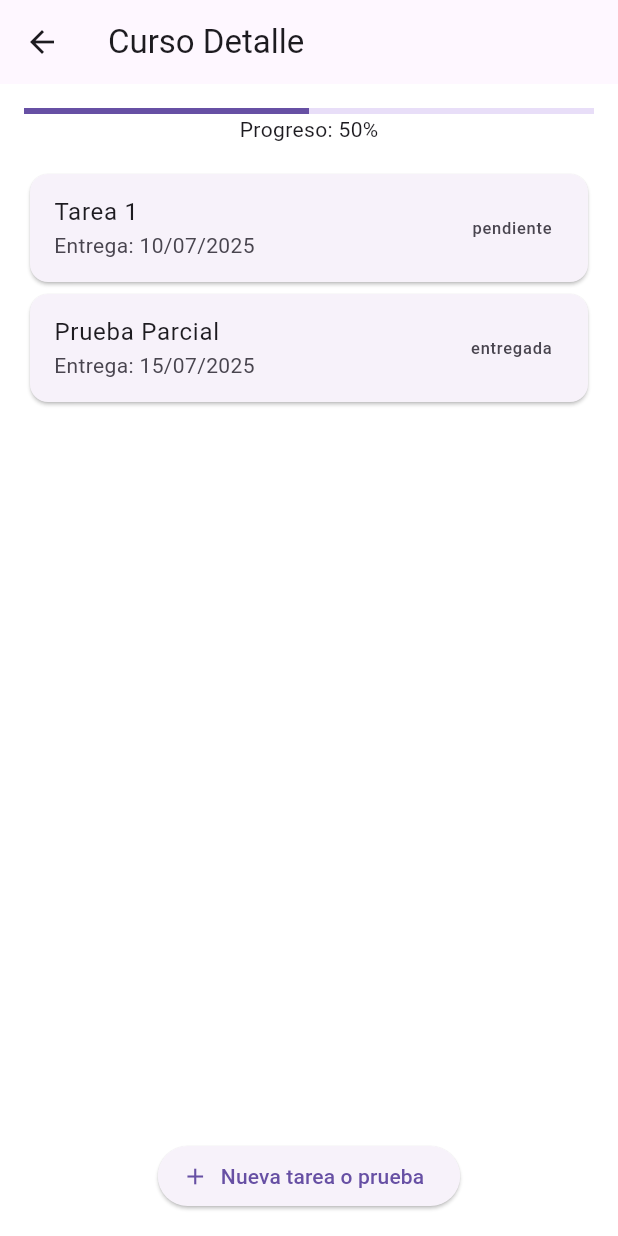
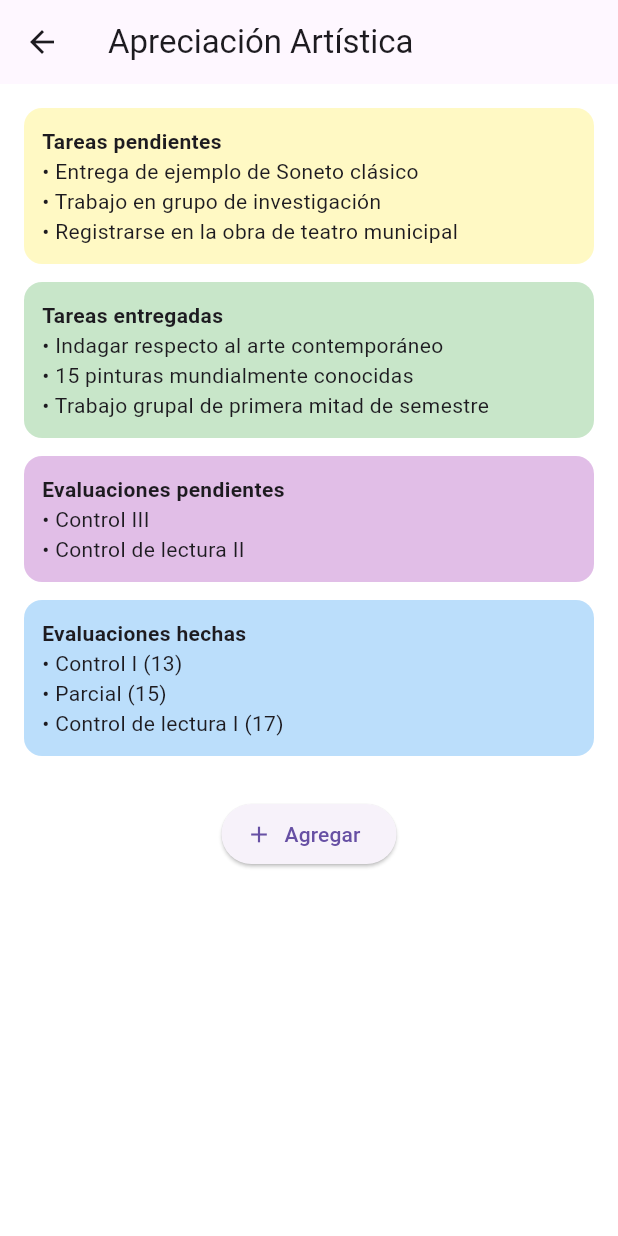
Before and after one commit to Mathortas/MyucspMobile, a Flutter app: the CursoDetalleScreen screen opened directly, on a phone screen of 412 x 824 dp. Run offline on Flutter 3.47's test engine with Material 3 defaults, Android fonts, the phone set to English and light mode, and no system bars.

Commit message:
Diseño de la app antes tras conectar la base de datos (OJO: Muestra todos los cursos, no es selectivo)

```diff
--- a/lib/main.dart
+++ b/lib/main.dart
@@ -6,6 +6,8 @@ void main() {
 }
 
 class MyUCSPApp extends StatelessWidget {
+  const MyUCSPApp({super.key});
+
   @override
   Widget build(BuildContext context) {
     return MaterialApp(
--- a/lib/screens/curso_detalle_screen.dart
+++ b/lib/screens/curso_detalle_screen.dart
@@ -2,50 +2,70 @@ import 'package:flutter/material.dart';
 import 'add_tarea_screen.dart';
 
 class CursoDetalleScreen extends StatelessWidget {
-  final tareas = [
-    {'nombre': 'Tarea 1', 'fecha': '10/07/2025', 'estado': 'pendiente'},
-    {'nombre': 'Prueba Parcial', 'fecha': '15/07/2025', 'estado': 'entregada'},
+  final pendientes = [
+    'Entrega de ejemplo de Soneto clásico',
+    'Trabajo en grupo de investigación',
+    'Registrarse en la obra de teatro municipal',
+  ];
+  final entregadas = [
+    'Indagar respecto al arte contemporáneo',
+    '15 pinturas mundialmente conocidas',
+    'Trabajo grupal de primera mitad de semestre',
+  ];
+  final evalPend = [
+    'Control III',
+    'Control de lectura II',
+  ];
+  final evalHechas = [
+    'Control I (13)',
+    'Parcial (15)',
+    'Control de lectura I (17)',
   ];
 
   @override
   Widget build(BuildContext context) {
-    final entregadas = tareas.where((t) => t['estado'] == 'entregada').length;
-    final progreso = (entregadas / tareas.length * 100).round();
-
     return Scaffold(
-      appBar: AppBar(title: Text("Curso Detalle")),
+      appBar: AppBar(title: Text('Apreciación Artística')),
       body: Padding(
-        padding: const EdgeInsets.all(16.0),
+        padding: EdgeInsets.all(16),
         child: Column(
           children: [
-            LinearProgressIndicator(value: progreso / 100),
-            Text("Progreso: $progreso%"),
+            _buildSection('Tareas pendientes', pendientes, Colors.yellow[100]!),
+            _buildSection('Tareas entregadas', entregadas, Colors.green[100]!),
+            _buildSection('Evaluaciones pendientes', evalPend, Colors.purple[100]!),
+            _buildSection('Evaluaciones hechas', evalHechas, Colors.blue[100]!),
             SizedBox(height: 16),
-            Expanded(
-              child: ListView.builder(
-                itemCount: tareas.length,
-                itemBuilder: (context, index) {
-                  final tarea = tareas[index];
-                  return Card(
-                    child: ListTile(
-                      title: Text(tarea['nombre']!),
-                      subtitle: Text("Entrega: ${tarea['fecha']}"),
-                      trailing: Text(tarea['estado']!),
-                    ),
-                  );
-                },
-              ),
-            ),
             ElevatedButton.icon(
               icon: Icon(Icons.add),
-              label: Text("Nueva tarea o prueba"),
+              label: Text('Agregar'),
               onPressed: () {
-                Navigator.push(context, MaterialPageRoute(builder: (_) => AddTareaScreen()));
+                Navigator.push(context,
+                    MaterialPageRoute(builder: (_) => AddTareaScreen()));
               },
-            )
+            ),
           ],
         ),
       ),
     );
   }
+
+  Widget _buildSection(String title, List<String> items, Color bg) {
+    return Container(
+      width: double.infinity,
+      margin: EdgeInsets.only(bottom: 12),
+      padding: EdgeInsets.all(12),
+      decoration: BoxDecoration(
+        color: bg,
+        borderRadius: BorderRadius.circular(12),
+      ),
+      child: Column(
+        crossAxisAlignment: CrossAxisAlignment.start,
+        children: [
+          Text(title,
+              style: TextStyle(fontWeight: FontWeight.bold)),
+          ...items.map((i) => Text('• $i')).toList(),
+        ],
+      ),
+    );
+  }
 }
```
Also changed, not shown: lib/screens/add_tarea_screen.dart (+6 -4 lines), lib/screens/home_screen.dart (+63 -17 lines), lib/screens/login_screen.dart (+38 -16 lines), lib/screens/register_screen.dart (+24 -20 lines), 1 other file.
